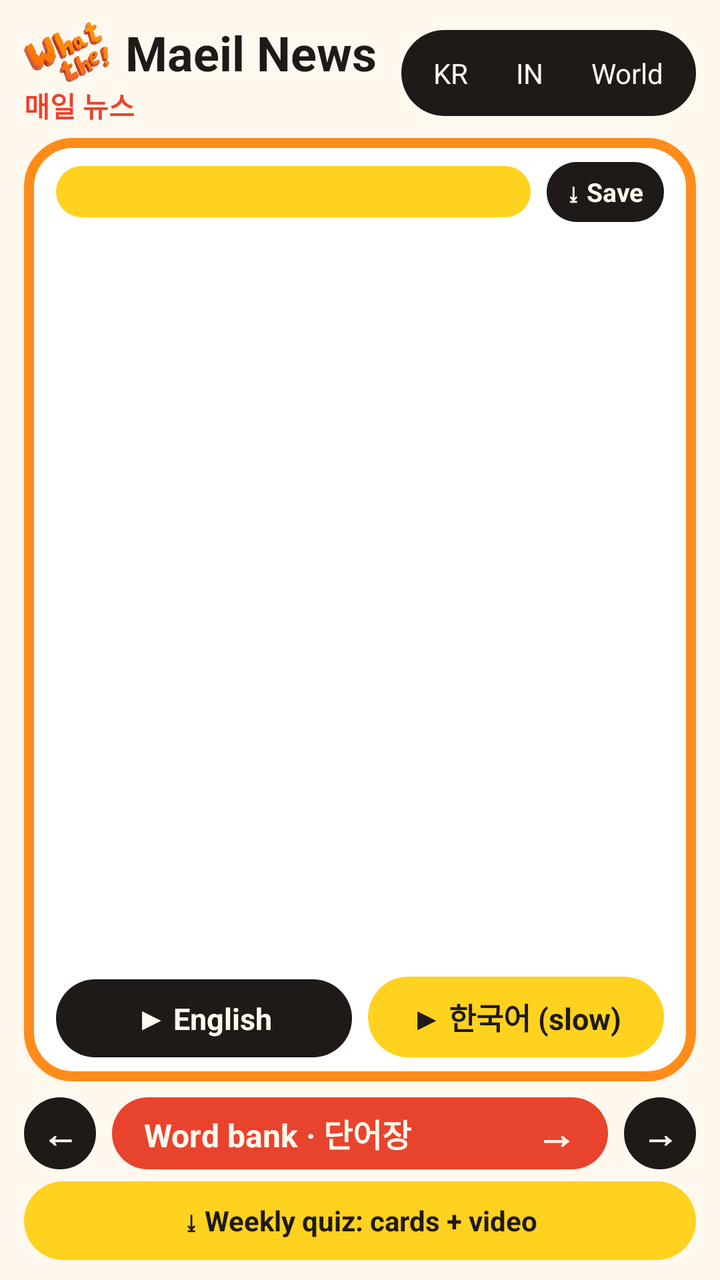
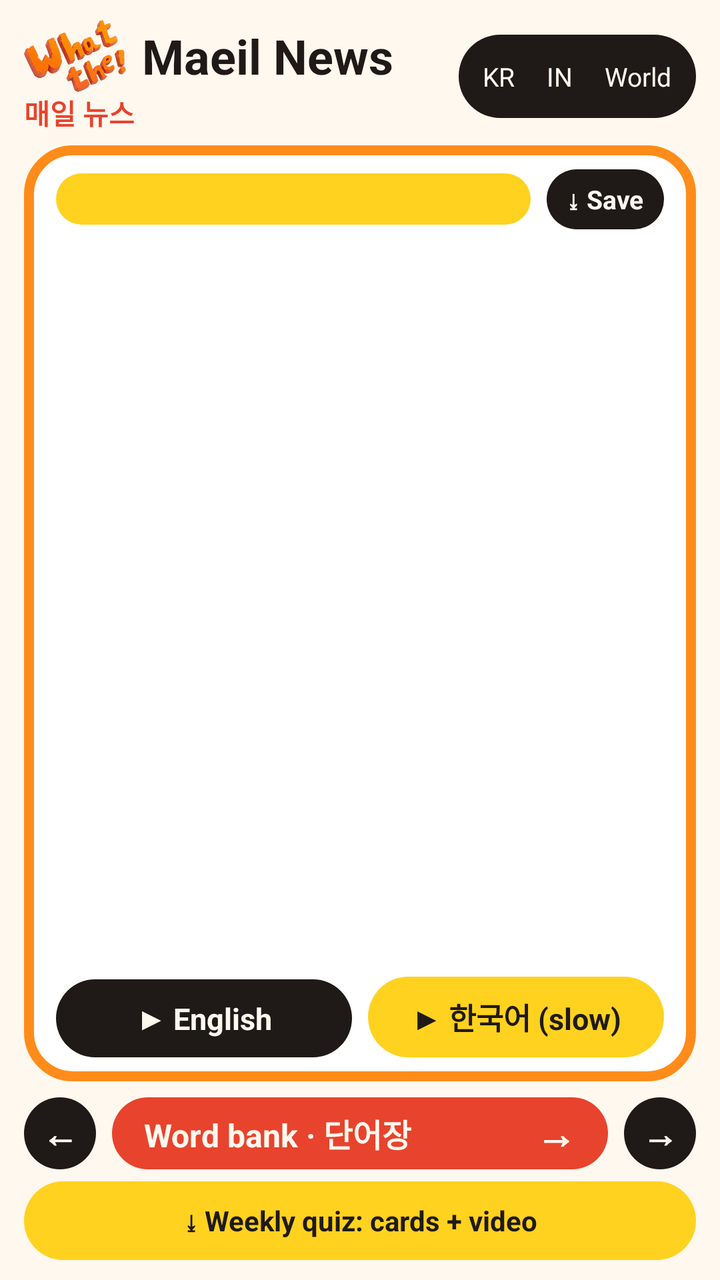

Screens rendered from an Android XML layout before and after an edit, with the pre-edit source and the edit as a unified diff.
<!-- AndroidManifest.xml: application theme android:Theme.DeviceDefault.Light.DarkActionBar -->
<!-- res/layout/widget_news.xml -->
<?xml version="1.0" encoding="utf-8"?>
<LinearLayout xmlns:android="http://schemas.android.com/apk/res/android"
    android:layout_width="match_parent"
    android:layout_height="match_parent"
    android:orientation="vertical"
    android:background="#FFF8EE"
    android:paddingStart="12dp"
    android:paddingEnd="12dp"
    android:paddingTop="10dp"
    android:paddingBottom="10dp">

    
    <LinearLayout
        android:layout_width="match_parent"
        android:layout_height="wrap_content"
        android:gravity="center_vertical"
        android:orientation="horizontal">

        <LinearLayout
            android:id="@+id/header_left"
            android:layout_width="0dp"
            android:layout_height="wrap_content"
            android:layout_weight="1"
            android:orientation="vertical">

            <LinearLayout
                android:layout_width="wrap_content"
                android:layout_height="wrap_content"
                android:gravity="center_vertical"
                android:orientation="horizontal">

                <ImageView
                    android:id="@+id/logo"
                    android:layout_width="wrap_content"
                    android:layout_height="30dp"
                    android:adjustViewBounds="true"
                    android:contentDescription="What the! logo"
                    android:src="@drawable/logo" />

                <TextView
                    android:layout_width="wrap_content"
                    android:layout_height="wrap_content"
                    android:layout_marginStart="8dp"
                    android:maxLines="1"
                    android:text="Maeil News"
                    android:textColor="#FF1F1A17"
                    android:textSize="24sp"
                    android:textStyle="bold" />
            </LinearLayout>

            <TextView
                android:id="@+id/date"
                android:layout_width="wrap_content"
                android:layout_height="wrap_content"
                android:maxLines="1"
                android:text="매일 뉴스"
                android:textColor="#FFE8432D"
                android:textSize="14sp"
                android:textStyle="bold" />
        </LinearLayout>

        <LinearLayout
            android:layout_width="wrap_content"
            android:layout_height="wrap_content"
            android:background="@drawable/pill_dark"
            android:orientation="horizontal"
            android:padding="4dp">

            <TextView
                android:id="@+id/chip_korean"
                android:layout_width="wrap_content"
                android:layout_height="wrap_content"
                android:maxLines="1"
                android:paddingStart="12dp"
                android:paddingEnd="12dp"
                android:paddingTop="8dp"
                android:paddingBottom="8dp"
                android:text="KR"
                android:textColor="#FFFFF8EE"
                android:textSize="14sp" />

            <TextView
                android:id="@+id/chip_indian"
                android:layout_width="wrap_content"
                android:layout_height="wrap_content"
                android:maxLines="1"
                android:paddingStart="12dp"
                android:paddingEnd="12dp"
                android:paddingTop="8dp"
                android:paddingBottom="8dp"
                android:text="IN"
                android:textColor="#FFFFF8EE"
                android:textSize="14sp" />

            <TextView
                android:id="@+id/chip_global"
                android:layout_width="wrap_content"
                android:layout_height="wrap_content"
                android:maxLines="1"
                android:paddingStart="12dp"
                android:paddingEnd="12dp"
                android:paddingTop="8dp"
                android:paddingBottom="8dp"
                android:text="World"
                android:textColor="#FFFFF8EE"
                android:textSize="14sp" />
        </LinearLayout>
    </LinearLayout>

    
    <FrameLayout
        android:layout_width="match_parent"
        android:layout_height="0dp"
        android:layout_marginTop="6dp"
        android:layout_weight="1">

        
        <LinearLayout
            android:id="@+id/card"
            android:layout_width="match_parent"
            android:layout_height="match_parent"
            android:background="@drawable/card_widget"
            android:orientation="vertical"
            android:paddingStart="16dp"
            android:paddingEnd="16dp"
            android:paddingTop="12dp"
            android:paddingBottom="12dp">

            <LinearLayout
                android:layout_width="match_parent"
                android:layout_height="wrap_content"
                android:gravity="center_vertical"
                android:orientation="horizontal">

                <TextView
                    android:id="@+id/category"
                    android:layout_width="0dp"
                    android:layout_height="wrap_content"
                    android:layout_weight="1"
                    android:background="@drawable/pill_yellow"
                    android:paddingStart="10dp"
                    android:paddingEnd="10dp"
                    android:paddingTop="4dp"
                    android:paddingBottom="4dp"
                    android:maxLines="1"
                    android:ellipsize="end"
                    android:textAllCaps="true"
                    android:textColor="#FF1F1A17"
                    android:textSize="13sp"
                    android:textStyle="bold" />

                <TextView
                    android:id="@+id/save"
                    android:layout_width="wrap_content"
                    android:layout_height="wrap_content"
                    android:layout_marginStart="8dp"
                    android:background="@drawable/pill_dark"
                    android:maxLines="1"
                    android:paddingStart="10dp"
                    android:paddingEnd="10dp"
                    android:paddingTop="6dp"
                    android:paddingBottom="6dp"
                    android:text="⤓ Save"
                    android:textColor="#FFFFF8EE"
                    android:textSize="13sp"
                    android:textStyle="bold" />
            </LinearLayout>

            <TextView
                android:id="@+id/headline"
                android:layout_width="match_parent"
                android:layout_height="wrap_content"
                android:layout_marginTop="6dp"
                android:lineSpacingMultiplier="1.1"
                android:maxLines="3"
                android:ellipsize="end"
                android:textColor="#FF1F1A17"
                android:textSize="22sp"
                android:textStyle="bold" />

            <TextView
                android:id="@+id/headline_kr"
                android:layout_width="match_parent"
                android:layout_height="wrap_content"
                android:layout_marginTop="6dp"
                android:lineSpacingMultiplier="1.35"
                android:maxLines="2"
                android:ellipsize="end"
                android:textColor="#FF1F1A17"
                android:textSize="17sp"
                android:textStyle="bold" />

            
            <FrameLayout
                android:layout_width="match_parent"
                android:layout_height="0dp"
                android:layout_weight="1" />

            <LinearLayout
                android:layout_width="match_parent"
                android:layout_height="wrap_content"
                android:layout_marginTop="8dp"
                android:orientation="horizontal">

                <TextView
                    android:id="@+id/audio_en"
                    android:layout_width="0dp"
                    android:layout_height="wrap_content"
                    android:layout_marginEnd="8dp"
                    android:layout_weight="1"
                    android:background="@drawable/pill_dark"
                    android:gravity="center"
                    android:maxLines="1"
                    android:paddingTop="9dp"
                    android:paddingBottom="9dp"
                    android:text="▶ English"
                    android:textColor="#FFFFF8EE"
                    android:textSize="15sp"
                    android:textStyle="bold" />

                <TextView
                    android:id="@+id/audio_kr"
                    android:layout_width="0dp"
                    android:layout_height="wrap_content"
                    android:layout_weight="1"
                    android:background="@drawable/pill_yellow"
                    android:gravity="center"
                    android:maxLines="1"
                    android:paddingTop="9dp"
                    android:paddingBottom="9dp"
                    android:text="▶ 한국어 (slow)"
                    android:textColor="#FF1F1A17"
                    android:textSize="15sp"
                    android:textStyle="bold" />
            </LinearLayout>
        </LinearLayout>

        
        <LinearLayout
            android:id="@+id/word_panel"
            android:layout_width="match_parent"
            android:layout_height="match_parent"
            android:background="#FFE8432D"
            android:orientation="vertical"
            android:paddingStart="12dp"
            android:paddingEnd="12dp"
            android:paddingTop="10dp"
            android:paddingBottom="10dp"
            android:visibility="gone">

            <LinearLayout
                android:layout_width="match_parent"
                android:layout_height="wrap_content"
                android:gravity="center_vertical"
                android:orientation="horizontal">

                <TextView
                    android:layout_width="0dp"
                    android:layout_height="wrap_content"
                    android:layout_weight="1"
                    android:maxLines="1"
                    android:text="Word bank · 단어장"
                    android:textAllCaps="true"
                    android:textColor="#FFFFF8EE"
                    android:textSize="14sp"
                    android:textStyle="bold" />

                <TextView
                    android:id="@+id/word_page"
                    android:layout_width="wrap_content"
                    android:layout_height="wrap_content"
                    android:textColor="#FFFFF8EE"
                    android:textSize="14sp"
                    android:textStyle="bold" />
            </LinearLayout>

            <TextView
                android:id="@+id/word_kr_title"
                android:layout_width="match_parent"
                android:layout_height="wrap_content"
                android:layout_marginTop="4dp"
                android:maxLines="2"
                android:ellipsize="end"
                android:textColor="#FFFFF8EE"
                android:textSize="16sp"
                android:textStyle="bold" />

            <LinearLayout
                android:id="@+id/word_row_0"
                android:layout_width="match_parent"
                android:layout_height="0dp"
                android:layout_marginTop="8dp"
                android:layout_weight="1"
                android:background="@drawable/word_card"
                android:gravity="center_vertical"
                android:orientation="horizontal"
                android:paddingStart="14dp"
                android:paddingEnd="14dp"
                android:paddingTop="8dp"
                android:paddingBottom="8dp">

                <TextView
                    android:id="@+id/word_ko_0"
                    android:layout_width="wrap_content"
                    android:layout_height="wrap_content"
                    android:minWidth="110dp"
                    android:textColor="#FF1F1A17"
                    android:textSize="30sp"
                    android:textStyle="bold" />

                <LinearLayout
                    android:layout_width="0dp"
                    android:layout_height="wrap_content"
                    android:layout_marginStart="12dp"
                    android:layout_weight="1"
                    android:orientation="vertical">

                    <TextView
                        android:id="@+id/word_roman_0"
                        android:layout_width="match_parent"
                        android:layout_height="wrap_content"
                        android:maxLines="1"
                        android:ellipsize="end"
                        android:textColor="#FFE8432D"
                        android:textSize="17sp"
                        android:textStyle="bold" />

                    <TextView
                        android:id="@+id/word_en_0"
                        android:layout_width="match_parent"
                        android:layout_height="wrap_content"
                        android:maxLines="2"
                        android:ellipsize="end"
                        android:textColor="#FF1F1A17"
                        android:textSize="16sp" />
                </LinearLayout>

                <TextView
                    android:id="@+id/word_play_0"
                    android:layout_width="wrap_content"
                    android:layout_height="wrap_content"
                    android:background="@drawable/pill_yellow"
                    android:paddingStart="10dp"
                    android:paddingEnd="10dp"
                    android:paddingTop="6dp"
                    android:paddingBottom="6dp"
                    android:text="▶"
                    android:textColor="#FF1F1A17"
                    android:textSize="13sp"
                    android:textStyle="bold" />
            </LinearLayout>

            <LinearLayout
                android:id="@+id/word_row_1"
                android:layout_width="match_parent"
                android:layout_height="0dp"
                android:layout_marginTop="8dp"
                android:layout_weight="1"
                android:background="@drawable/word_card"
                android:gravity="center_vertical"
                android:orientation="horizontal"
                android:paddingStart="14dp"
                android:paddingEnd="14dp"
                android:paddingTop="8dp"
                android:paddingBottom="8dp">

                <TextView
                    android:id="@+id/word_ko_1"
                    android:layout_width="wrap_content"
                    android:layout_height="wrap_content"
                    android:minWidth="110dp"
                    android:textColor="#FF1F1A17"
                    android:textSize="30sp"
                    android:textStyle="bold" />

                <LinearLayout
                    android:layout_width="0dp"
                    android:layout_height="wrap_content"
                    android:layout_marginStart="12dp"
                    android:layout_weight="1"
                    android:orientation="vertical">

                    <TextView
                        android:id="@+id/word_roman_1"
                        android:layout_width="match_parent"
                        android:layout_height="wrap_content"
                        android:maxLines="1"
                        android:ellipsize="end"
                        android:textColor="#FFE8432D"
                        android:textSize="17sp"
                        android:textStyle="bold" />

                    <TextView
                        android:id="@+id/word_en_1"
                        android:layout_width="match_parent"
                        android:layout_height="wrap_content"
                        android:maxLines="2"
                        android:ellipsize="end"
                        android:textColor="#FF1F1A17"
                        android:textSize="16sp" />
                </LinearLayout>

                <TextView
                    android:id="@+id/word_play_1"
                    android:layout_width="wrap_content"
                    android:layout_height="wrap_content"
                    android:background="@drawable/pill_yellow"
                    android:paddingStart="10dp"
                    android:paddingEnd="10dp"
                    android:paddingTop="6dp"
                    android:paddingBottom="6dp"
                    android:text="▶"
                    android:textColor="#FF1F1A17"
                    android:textSize="13sp"
                    android:textStyle="bold" />
            </LinearLayout>

            <LinearLayout
                android:id="@+id/word_row_2"
                android:layout_width="match_parent"
                android:layout_height="0dp"
                android:layout_marginTop="8dp"
                android:layout_weight="1"
                android:background="@drawable/word_card"
                android:gravity="center_vertical"
                android:orientation="horizontal"
                android:paddingStart="14dp"
                android:paddingEnd="14dp"
                android:paddingTop="8dp"
                android:paddingBottom="8dp">

                <TextView
                    android:id="@+id/word_ko_2"
                    android:layout_width="wrap_content"
                    android:layout_height="wrap_content"
                    android:minWidth="110dp"
                    android:textColor="#FF1F1A17"
                    android:textSize="30sp"
                    android:textStyle="bold" />

                <LinearLayout
                    android:layout_width="0dp"
                    android:layout_height="wrap_content"
                    android:layout_marginStart="12dp"
                    android:layout_weight="1"
                    android:orientation="vertical">

                    <TextView
                        android:id="@+id/word_roman_2"
                        android:layout_width="match_parent"
                        android:layout_height="wrap_content"
                        android:maxLines="1"
                        android:ellipsize="end"
                        android:textColor="#FFE8432D"
                        android:textSize="17sp"
                        android:textStyle="bold" />

                    <TextView
                        android:id="@+id/word_en_2"
                        android:layout_width="match_parent"
                        android:layout_height="wrap_content"
                        android:maxLines="2"
                        android:ellipsize="end"
                        android:textColor="#FF1F1A17"
                        android:textSize="16sp" />
                </LinearLayout>

                <TextView
                    android:id="@+id/word_play_2"
                    android:layout_width="wrap_content"
                    android:layout_height="wrap_content"
                    android:background="@drawable/pill_yellow"
                    android:paddingStart="10dp"
                    android:paddingEnd="10dp"
                    android:paddingTop="6dp"
                    android:paddingBottom="6dp"
                    android:text="▶"
                    android:textColor="#FF1F1A17"
                    android:textSize="13sp"
                    android:textStyle="bold" />
            </LinearLayout>

            <TextView
                android:id="@+id/word_range"
                android:layout_width="match_parent"
                android:layout_height="wrap_content"
                android:layout_marginTop="8dp"
                android:gravity="center"
                android:textColor="#FFFFF8EE"
                android:textSize="14sp"
                android:textStyle="bold" />
        </LinearLayout>
    </FrameLayout>

    
    <LinearLayout
        android:layout_width="match_parent"
        android:layout_height="wrap_content"
        android:layout_marginTop="8dp"
        android:gravity="center_vertical"
        android:orientation="horizontal">

        <TextView
            android:id="@+id/prev"
            android:layout_width="36dp"
            android:layout_height="36dp"
            android:background="@drawable/circle_dark"
            android:gravity="center"
            android:text="←"
            android:textColor="#FFFFF8EE"
            android:textSize="18sp"
            android:textStyle="bold" />

        <LinearLayout
            android:id="@+id/word_bank"
            android:layout_width="0dp"
            android:layout_height="36dp"
            android:layout_marginStart="8dp"
            android:layout_marginEnd="8dp"
            android:layout_weight="1"
            android:background="@drawable/pill_red"
            android:gravity="center_vertical"
            android:orientation="horizontal"
            android:paddingStart="16dp"
            android:paddingEnd="16dp">

            <TextView
                android:id="@+id/word_bank_label"
                android:layout_width="0dp"
                android:layout_height="wrap_content"
                android:layout_weight="1"
                android:maxLines="1"
                android:text="Word bank · 단어장"
                android:textColor="#FFFFF8EE"
                android:textSize="16sp"
                android:textStyle="bold" />

            <TextView
                android:id="@+id/word_bank_arrow"
                android:layout_width="wrap_content"
                android:layout_height="wrap_content"
                android:text="→"
                android:textColor="#FFFFF8EE"
                android:textSize="20sp"
                android:textStyle="bold" />
        </LinearLayout>

        <TextView
            android:id="@+id/next"
            android:layout_width="36dp"
            android:layout_height="36dp"
            android:background="@drawable/circle_dark"
            android:gravity="center"
            android:text="→"
            android:textColor="#FFFFF8EE"
            android:textSize="18sp"
            android:textStyle="bold" />
    </LinearLayout>

    <TextView
        android:id="@+id/save_quiz"
        android:layout_width="match_parent"
        android:layout_height="wrap_content"
        android:layout_marginTop="6dp"
        android:background="@drawable/pill_yellow"
        android:gravity="center"
        android:maxLines="1"
        android:paddingTop="10dp"
        android:paddingBottom="10dp"
        android:text="⤓ Weekly quiz: cards + video"
        android:textColor="#FF1F1A17"
        android:textSize="14sp"
        android:textStyle="bold" />
</LinearLayout>
<!-- resources referenced by this layout -->
<resources>
  <!-- drawable card_widget (drawable) -->
  <?xml version="1.0" encoding="utf-8"?>
  <shape xmlns:android="http://schemas.android.com/apk/res/android" android:shape="rectangle">
      <solid android:color="#FFFFFFFF" />
      <stroke android:width="5dp" android:color="#FFFF8C1A" />
      <corners android:radius="22dp" />
  </shape>
  <!-- drawable circle_dark (drawable) -->
  <?xml version="1.0" encoding="utf-8"?>
  <shape xmlns:android="http://schemas.android.com/apk/res/android" android:shape="oval">
      <solid android:color="#FF1F1A17" />
  </shape>
  <!-- drawable logo: png bitmap (drawable-nodpi, 64160 bytes) -->
  <!-- drawable pill_dark (drawable) -->
  <?xml version="1.0" encoding="utf-8"?>
  <shape xmlns:android="http://schemas.android.com/apk/res/android" android:shape="rectangle">
      <solid android:color="#FF1F1A17" />
      <corners android:radius="999dp" />
  </shape>
  <!-- drawable pill_red (drawable) -->
  <?xml version="1.0" encoding="utf-8"?>
  <shape xmlns:android="http://schemas.android.com/apk/res/android" android:shape="rectangle">
      <solid android:color="#FFE8432D" />
      <corners android:radius="999dp" />
  </shape>
  <!-- drawable pill_yellow (drawable) -->
  <?xml version="1.0" encoding="utf-8"?>
  <shape xmlns:android="http://schemas.android.com/apk/res/android" android:shape="rectangle">
      <solid android:color="#FFFFD21F" />
      <corners android:radius="999dp" />
  </shape>
  <!-- drawable word_card (drawable) -->
  <?xml version="1.0" encoding="utf-8"?>
  <shape xmlns:android="http://schemas.android.com/apk/res/android" android:shape="rectangle">
      <solid android:color="#FFFFF8EE" />
      <corners android:radius="18dp" />
  </shape>
</resources>

<!-- the commit's change to res/layout/widget_news.xml (unified diff, before → after) -->
@@ -32,7 +32,7 @@
                 <ImageView
                     android:id="@+id/logo"
                     android:layout_width="wrap_content"
-                    android:layout_height="30dp"
+                    android:layout_height="36dp"
                     android:adjustViewBounds="true"
                     android:contentDescription="What the! logo"
                     android:src="@drawable/logo" />
@@ -71,39 +71,39 @@
                 android:layout_width="wrap_content"
                 android:layout_height="wrap_content"
                 android:maxLines="1"
-                android:paddingStart="12dp"
-                android:paddingEnd="12dp"
+                android:paddingStart="8dp"
+                android:paddingEnd="8dp"
                 android:paddingTop="8dp"
                 android:paddingBottom="8dp"
                 android:text="KR"
                 android:textColor="#FFFFF8EE"
-                android:textSize="14sp" />
+                android:textSize="13sp" />
 
             <TextView
                 android:id="@+id/chip_indian"
                 android:layout_width="wrap_content"
                 android:layout_height="wrap_content"
                 android:maxLines="1"
-                android:paddingStart="12dp"
-                android:paddingEnd="12dp"
+                android:paddingStart="8dp"
+                android:paddingEnd="8dp"
                 android:paddingTop="8dp"
                 android:paddingBottom="8dp"
                 android:text="IN"
                 android:textColor="#FFFFF8EE"
-                android:textSize="14sp" />
+                android:textSize="13sp" />
 
             <TextView
                 android:id="@+id/chip_global"
                 android:layout_width="wrap_content"
                 android:layout_height="wrap_content"
                 android:maxLines="1"
-                android:paddingStart="12dp"
-                android:paddingEnd="12dp"
+                android:paddingStart="8dp"
+                android:paddingEnd="8dp"
                 android:paddingTop="8dp"
                 android:paddingBottom="8dp"
                 android:text="World"
                 android:textColor="#FFFFF8EE"
-                android:textSize="14sp" />
+                android:textSize="13sp" />
         </LinearLayout>
     </LinearLayout>
 
@@ -175,7 +175,7 @@
                 android:maxLines="3"
                 android:ellipsize="end"
                 android:textColor="#FF1F1A17"
-                android:textSize="22sp"
+                android:textSize="19sp"
                 android:textStyle="bold" />
 
             <TextView
@@ -187,7 +187,7 @@
                 android:maxLines="2"
                 android:ellipsize="end"
                 android:textColor="#FF1F1A17"
-                android:textSize="17sp"
+                android:textSize="15sp"
                 android:textStyle="bold" />
 
             
